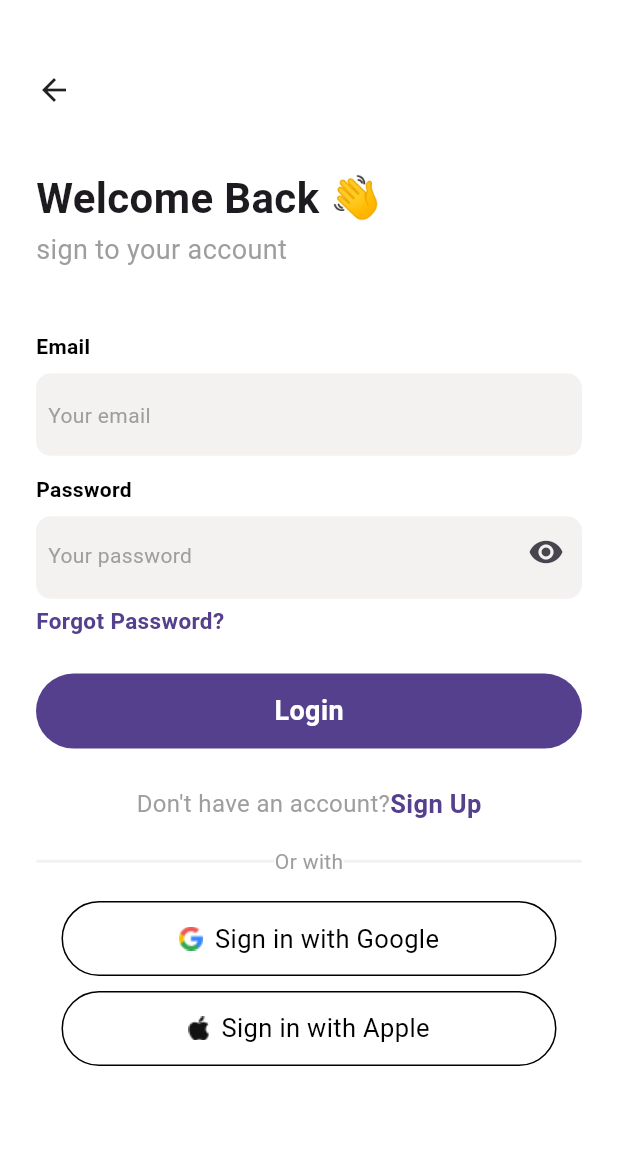
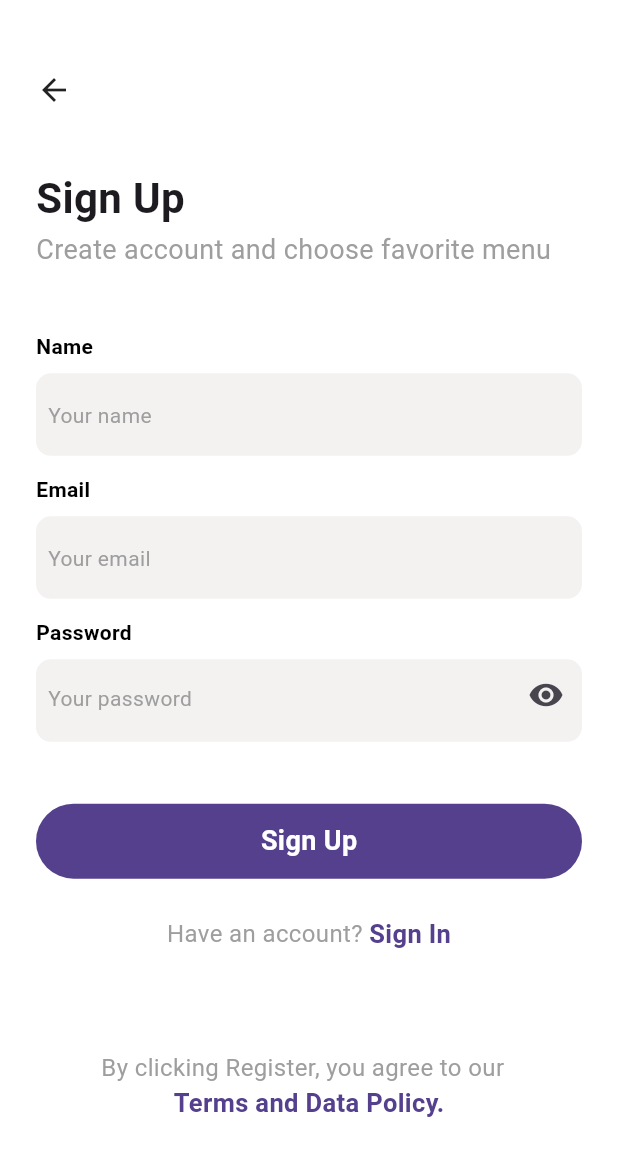
Before and after one commit to khalidKE/DEPI3_Graduation_project, a Flutter app: the screen it shows after launch, after a tap on "Sign Up", on a phone screen of 412 x 824 dp. Shown: the top 1156 px of the screen. Run offline on Flutter 3.47's test engine with Material 3 defaults, Android fonts, the phone set to English and light mode, and no system bars; our stand-ins replace dio, firebase_auth, firebase_core, flutter_bloc, get, google_sign_in; accounts and stored records are empty.

Commit message:
adding sign up UI

```diff
--- a/lib/main.dart
+++ b/lib/main.dart
@@ -1,5 +1,7 @@
 import 'package:books/helpers/dio_helper.dart';
 import 'package:books/screens/login_screen.dart';
+import 'package:books/screens/signup_screen.dart';
+import 'package:firebase_auth/firebase_auth.dart';
 import 'package:firebase_core/firebase_core.dart';
 import 'package:flutter/material.dart';
 import 'package:get/get.dart' show GetMaterialApp;
@@ -13,6 +15,7 @@ void main() async {
     clientId:
         '682142070711-at8660uq8tf7fe6vmdegjsiejle2uv6d.apps.googleusercontent.com',
   );
+
   runApp(const MyApp());
 }
 
--- a/lib/screens/login_screen.dart
+++ b/lib/screens/login_screen.dart
@@ -2,6 +2,7 @@ import 'package:books/colors/colors.dart';
 import 'package:books/cubits/login_cubit.dart';
 import 'package:books/cubits/login_state.dart';
 import 'package:books/models/user_model.dart';
+import 'package:books/screens/signup_screen.dart';
 import 'package:books/widgets/email_text_field.dart';
 import 'package:books/widgets/password_text_field.dart';
 import 'package:books/widgets/rounded_purple_button.dart';
@@ -141,7 +142,9 @@ class _LogInScreenState extends State<LogInScreen> {
                             ),
                           ),
                           InkWell(
-                            onTap: () {},
+                            onTap: () {
+                              Get.off(SignUpScreen());
+                            },
                             child: Text(
                               'Sign Up',
                               style: TextStyle(
--- /dev/null
+++ b/lib/screens/signup_screen.dart
@@ -0,0 +1,138 @@
+import 'package:books/colors/colors.dart';
+import 'package:books/cubits/login_cubit.dart';
+import 'package:books/cubits/login_state.dart';
+import 'package:books/models/user_model.dart';
+import 'package:books/screens/login_screen.dart';
+import 'package:books/widgets/email_text_field.dart';
+import 'package:books/widgets/name_text_field.dart';
+import 'package:books/widgets/password_text_field.dart';
+import 'package:books/widgets/rounded_purple_button.dart';
+import 'package:books/widgets/rounded_white_button.dart';
+import 'package:flutter/cupertino.dart';
+import 'package:flutter/material.dart';
+import 'package:flutter_bloc/flutter_bloc.dart';
+import 'package:get/route_manager.dart';
+
+class SignUpScreen extends StatefulWidget {
+  const SignUpScreen({super.key});
+
+  @override
+  State<SignUpScreen> createState() => _LogInScreenState();
+}
+
+class _LogInScreenState extends State<SignUpScreen> {
+  final _formKey = GlobalKey<FormState>();
+  bool obscureText = true;
+
+  @override
+  Widget build(BuildContext context) {
+    final double screenHeight = MediaQuery.sizeOf(context).height;
+    final double screenWidth = MediaQuery.sizeOf(context).width;
+    return Scaffold(
+      backgroundColor: AppColors.white,
+      body: SafeArea(
+        child: Padding(
+          padding: const EdgeInsets.only(top: 48, left: 24, right: 24),
+          child: SingleChildScrollView(
+            child: Form(
+              key: _formKey,
+              child: Column(
+                crossAxisAlignment: CrossAxisAlignment.start,
+                children: [
+                  InkWell(
+                    onTap: () {
+                      Get.back();
+                    },
+                    child: Icon(Icons.arrow_back, size: 24),
+                  ),
+                  Container(
+                    padding: EdgeInsets.only(top: 40),
+                    child: Form(
+                      child: Column(
+                        crossAxisAlignment: CrossAxisAlignment.start,
+                        children: [
+                          Text(
+                            'Sign Up',
+                            style: TextStyle(
+                              fontSize: 28,
+                              fontWeight: FontWeight.bold,
+                            ),
+                          ),
+                          SizedBox(height: screenHeight * 0.002),
+                          Text(
+                            'Create account and choose favorite menu',
+                            style: TextStyle(
+                              fontSize: 18,
+                              color: AppColors.grey,
+                            ),
+                          ),
+                        ],
+                      ),
+                    ),
+                  ),
+                  SizedBox(height: screenHeight * 0.05),
+                  NameTextField(),
+                  SizedBox(height: screenHeight * 0.015),
+                  Emailtextfield(),
+                  SizedBox(height: screenHeight * 0.015),
+                  Passwordtextfield(),
+                  SizedBox(height: screenHeight * 0.05),
+                  Purplebuttun(buttunText: 'Sign Up', onTapFunction: () {}),
+
+                  SizedBox(height: screenHeight * 0.03),
+                  Row(
+                    mainAxisAlignment: MainAxisAlignment.center,
+                    children: [
+                      Text(
+                        'Have an account? ',
+                        style: TextStyle(color: AppColors.grey, fontSize: 16),
+                      ),
+                      InkWell(
+                        onTap: () {
+                          Get.off(LogInScreen());
+                        },
+                        child: Text(
+                          'Sign In',
+                          style: TextStyle(
+                            color: AppColors.purple,
+                            fontWeight: FontWeight.bold,
+                            fontSize: 17,
+                          ),
+                        ),
+                      ),
+                    ],
+                  ),
+                  SizedBox(height: screenHeight * 0.08),
+                  Center(
+                    child: Column(
+                      mainAxisAlignment: MainAxisAlignment.center,
+                      children: [
+                        Text(
+                          'By clicking Register, you agree to our  ',
+                          style: TextStyle(color: AppColors.grey, fontSize: 16),
+                        ),
+                        InkWell(
+                          onTap: () {},
+                          child: Text(
+                            'Terms and Data Policy.',
+                            style: TextStyle(
+                              color: AppColors.purple,
+                              fontWeight: FontWeight.bold,
+                              fontSize: 17,
+                            ),
+                          ),
+                        ),
+                      ],
+                    ),
+                  ),
+                ],
+              ),
+            ),
+          ),
+        ),
+      ),
+    );
+  }
+}
+
+//-------------------------------------------------------------------------------
--- /dev/null
+++ b/lib/widgets/name_text_field.dart
@@ -0,0 +1,51 @@
+import 'package:books/colors/colors.dart';
+
+import 'package:flutter/cupertino.dart';
+import 'package:flutter/material.dart';
+
+final TextEditingController enteredName = TextEditingController();
+
+class NameTextField extends StatefulWidget {
+  const NameTextField({super.key});
+
+  @override
+  State<NameTextField> createState() => _EmailtextfieldState();
+}
+
+class _EmailtextfieldState extends State<NameTextField> {
+  @override
+  Widget build(BuildContext context) {
+    return (Column(
+      crossAxisAlignment: CrossAxisAlignment.start,
+      children: [
+        Text(
+          'Name',
+          style: TextStyle(color: AppColors.black, fontWeight: FontWeight.bold),
+        ),
+        Container(
+          margin: EdgeInsets.only(top: 8),
+          decoration: BoxDecoration(
+            borderRadius: BorderRadius.circular(10),
+            color: AppColors.lightGray,
+          ),
+          height: 55,
+          width: double.infinity,
+          child: TextFormField(
+            controller: enteredName,
+
+            decoration: InputDecoration(
+              border: InputBorder.none,
+              hint: Padding(
+                padding: const EdgeInsets.only(left: 8.0, top: 8),
+                child: Text(
+                  'Your name',
+                  style: TextStyle(color: AppColors.grey),
+                ),
+              ),
+            ),
+          ),
+        ),
+      ],
+    ));
+  }
+}
```
